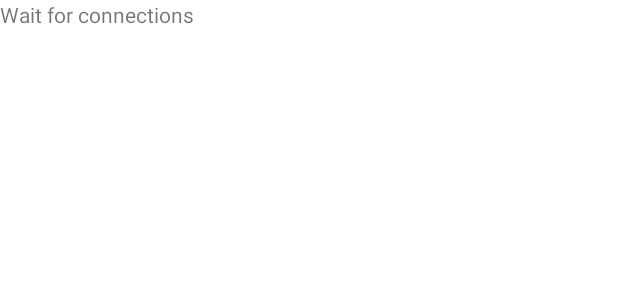
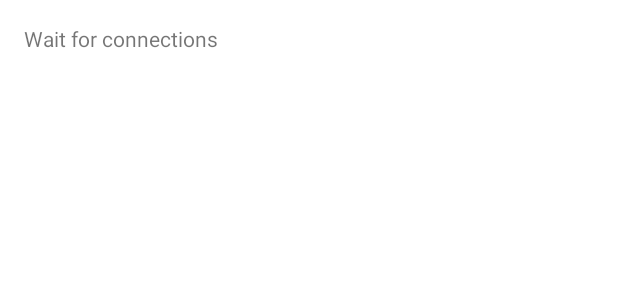
Before and after one commit to AndreaBrighi/ItsMe, an Android app: the layout activity_received.xml on its own in the app's theme, with its tools: preview values and no code run, on a phone screen of 412 x 824 dp. Shown: the top 300 px of the screen. Run offline under Robolectric (Android 15) with nearby library versions, the phone set to English and light mode, and no system bars.

Commit message:
Change view in activity_received.xml

```diff
--- a/app/src/main/res/layout/activity_received.xml
+++ b/app/src/main/res/layout/activity_received.xml
@@ -10,15 +10,22 @@
         android:id="@+id/status"
         android:layout_width="match_parent"
         android:layout_height="wrap_content"
+        android:layout_marginStart="16dp"
+        android:layout_marginTop="16dp"
+        android:layout_marginEnd="16dp"
+        android:text="@string/wait_for_connections"
+        app:layout_constraintEnd_toEndOf="parent"
         app:layout_constraintStart_toStartOf="parent"
-        app:layout_constraintTop_toTopOf="parent"
-        android:text="@string/wait_for_connections"/>
+        app:layout_constraintTop_toTopOf="parent" />
 
     <com.google.android.material.textview.MaterialTextView
         android:id="@+id/textView"
         android:layout_width="match_parent"
         android:layout_height="wrap_content"
+        android:layout_marginStart="16dp"
+        android:layout_marginEnd="16dp"
+        app:layout_constraintEnd_toEndOf="parent"
         app:layout_constraintStart_toStartOf="parent"
-        app:layout_constraintTop_toTopOf="parent" />
+        app:layout_constraintTop_toBottomOf="@+id/status" />
 
 </androidx.constraintlayout.widget.ConstraintLayout>
```
